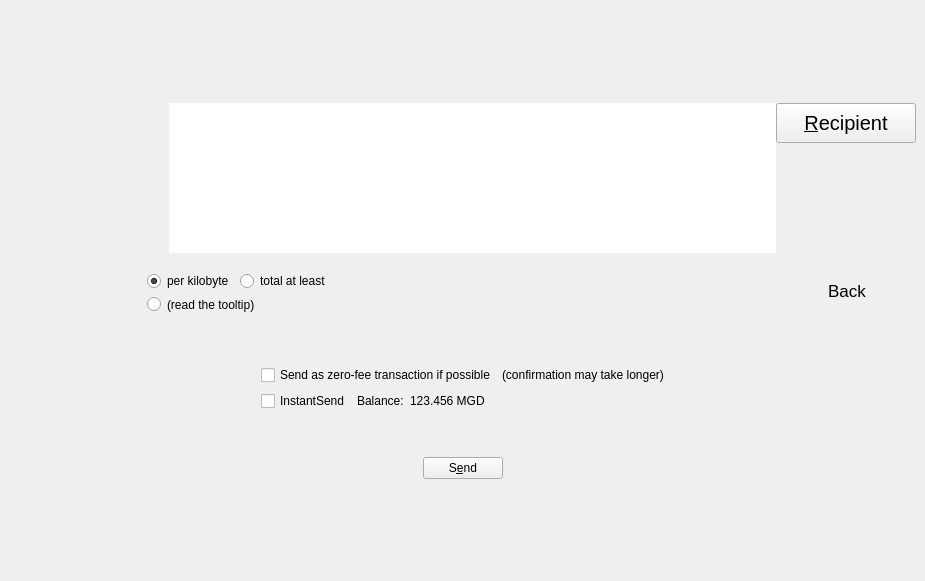
Above: src/qt/forms/sendcoinsdialog.ui from MassGrid/MassGrid before the change. Below: the same form after it.
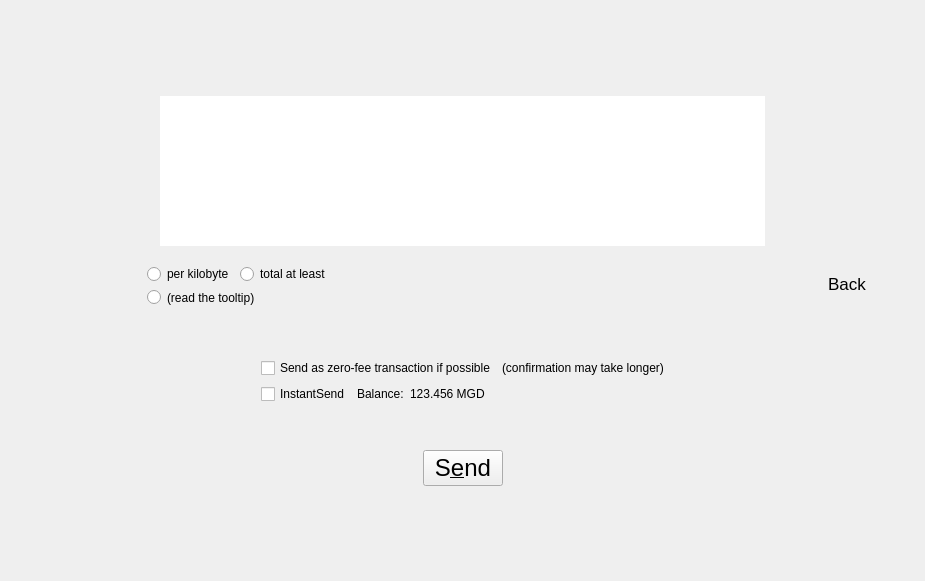
That is the form after the change. Icons and pictures are not drawn. Custom widgets are drawn as their Qt base class.

```diff
--- a/src/qt/forms/sendcoinsdialog.ui
+++ b/src/qt/forms/sendcoinsdialog.ui
@@ -1411,22 +1411,22 @@
                <number>0</number>
               </property>
               <item>
-               <layout class="QHBoxLayout" name="horizontalLayout_10">
+               <layout class="QHBoxLayout" name="horizontalLayout_10" stretch="1,4,1">
                 <property name="leftMargin">
                  <number>0</number>
                 </property>
                 <item>
-                 <widget class="QLabel" name="label_9">
-                  <property name="minimumSize">
+                 <spacer name="horizontalSpacer_15">
+                  <property name="orientation">
+                   <enum>Qt::Horizontal</enum>
+                  </property>
+                  <property name="sizeHint" stdset="0">
                    <size>
-                    <width>160</width>
-                    <height>0</height>
+                    <width>40</width>
+                    <height>20</height>
                    </size>
                   </property>
-                  <property name="text">
-                   <string/>
-                  </property>
-                 </widget>
+                 </spacer>
                 </item>
                 <item>
                  <widget class="QScrollArea" name="scrollArea">
@@ -1461,7 +1461,7 @@
                     <rect>
                      <x>0</x>
                      <y>0</y>
-                     <width>542</width>
+                     <width>589</width>
                      <height>150</height>
                     </rect>
                    </property>
@@ -1503,70 +1503,17 @@
                  </widget>
                 </item>
                 <item>
-                 <layout class="QVBoxLayout" name="verticalLayout_4">
-                  <item>
-                   <widget class="QToolButton" name="addButton">
-                    <property name="minimumSize">
-                     <size>
-                      <width>140</width>
-                      <height>40</height>
-                     </size>
-                    </property>
-                    <property name="maximumSize">
-                     <size>
-                      <width>16777215</width>
-                      <height>16777215</height>
-                     </size>
-                    </property>
-                    <property name="font">
-                     <font>
-                      <pointsize>15</pointsize>
-                      <weight>50</weight>
-                      <italic>false</italic>
-                      <bold>false</bold>
-                     </font>
-                    </property>
-                    <property name="styleSheet">
-                     <string notr="true"/>
-                    </property>
-                    <property name="text">
-                     <string>&amp;Recipient</string>
-                    </property>
-                    <property name="icon">
-                     <iconset resource="../massgrid.qrc">
-                      <normaloff>:/res/pic/add.png</normaloff>:/res/pic/add.png</iconset>
-                    </property>
-                    <property name="iconSize">
-                     <size>
-                      <width>25</width>
-                      <height>25</height>
-                     </size>
-                    </property>
-                    <property name="popupMode">
-                     <enum>QToolButton::InstantPopup</enum>
-                    </property>
-                    <property name="toolButtonStyle">
-                     <enum>Qt::ToolButtonTextBesideIcon</enum>
-                    </property>
-                    <property name="arrowType">
-                     <enum>Qt::NoArrow</enum>
-                    </property>
-                   </widget>
-                  </item>
-                  <item>
-                   <spacer name="verticalSpacer_8">
-                    <property name="orientation">
-                     <enum>Qt::Vertical</enum>
-                    </property>
-                    <property name="sizeHint" stdset="0">
-                     <size>
-                      <width>20</width>
-                      <height>40</height>
-                     </size>
-                    </property>
-                   </spacer>
-                  </item>
-                 </layout>
+                 <spacer name="horizontalSpacer_17">
+                  <property name="orientation">
+                   <enum>Qt::Horizontal</enum>
+                  </property>
+                  <property name="sizeHint" stdset="0">
+                   <size>
+                    <width>40</width>
+                    <height>20</height>
+                   </size>
+                  </property>
+                 </spacer>
                 </item>
                </layout>
               </item>
@@ -2039,7 +1986,7 @@
                        </size>
                       </property>
                       <property name="styleSheet">
-                       <string notr="true">QFrame{
+                       <string notr="true">QFrame#frame_8{
 border:hidden;
 }</string>
                       </property>
@@ -2067,7 +2014,7 @@
                             <bool>true</bool>
                            </property>
                            <property name="checked">
-                            <bool>true</bool>
+                            <bool>false</bool>
                            </property>
                           </widget>
                          </item>
@@ -2349,6 +2296,11 @@
               </item>
               <item>
                <widget class="QPushButton" name="sendButton">
+                <property name="font">
+                 <font>
+                  <pointsize>18</pointsize>
+                 </font>
+                </property>
                 <property name="styleSheet">
                  <string notr="true"/>
                 </property>
@@ -2415,17 +2367,17 @@
   </layout>
  </widget>
  <customwidgets>
-  <customwidget>
-   <class>QValidatedLineEdit</class>
-   <extends>QLineEdit</extends>
-   <header>qvalidatedlineedit.h</header>
-  </customwidget>
   <customwidget>
    <class>MassGridAmountField</class>
    <extends>QLineEdit</extends>
    <header>massgridamountfield.h</header>
    <container>1</container>
   </customwidget>
+  <customwidget>
+   <class>QValidatedLineEdit</class>
+   <extends>QLineEdit</extends>
+   <header>qvalidatedlineedit.h</header>
+  </customwidget>
  </customwidgets>
  <resources>
   <include location="../massgrid.qrc"/>
```
Left out of the diff: 2 changed lines with no effect on the pictures.
